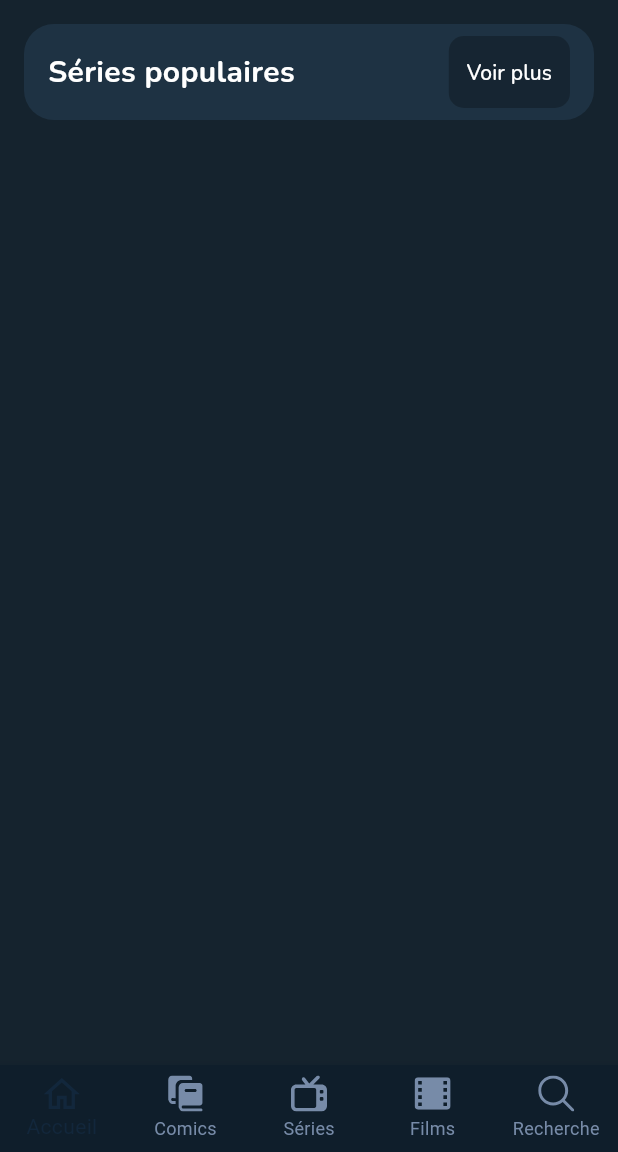
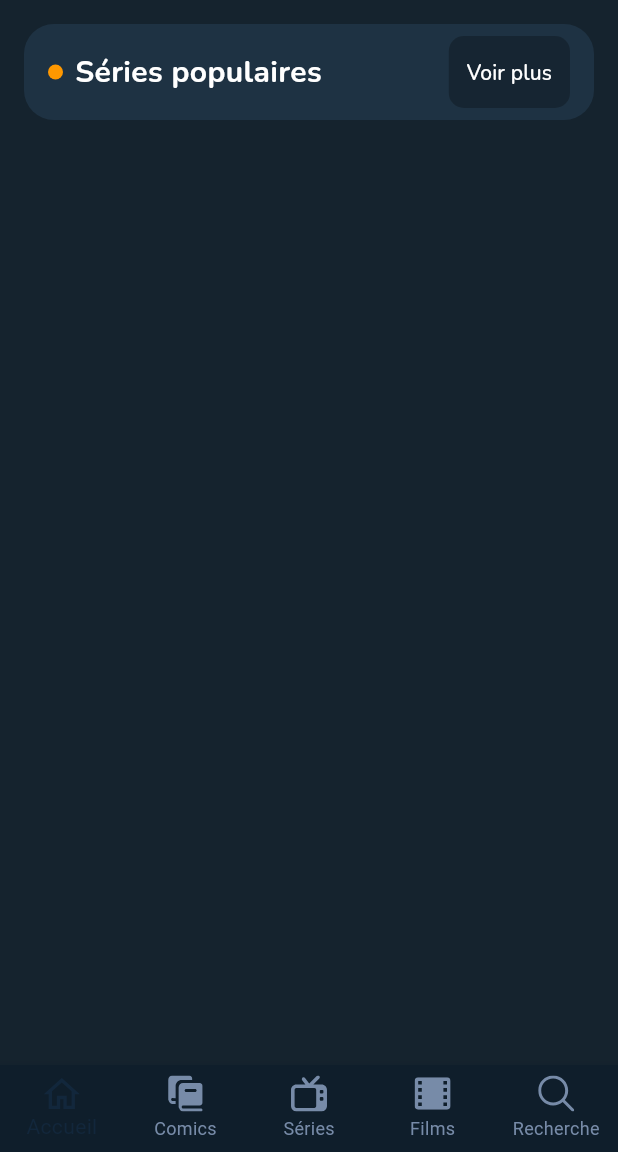
Before and after one commit to clemlabest/programmation-mobile, a Flutter app: the screen it shows after launch, on a phone screen of 412 x 824 dp, the part 84-1236 px from its top. Run offline on Flutter 3.47's test engine with Material 3 defaults, Android fonts, the phone set to English and light mode, and no system bars; our stand-ins replace flutter_svg, google_fonts.

Commit message:
ajoutfichier

```diff
--- a/lib/HomePage.dart
+++ /dev/null
@@ -1,142 +0,0 @@
-// my_home_page.dart
-import 'package:flutter/material.dart';
-import 'package:flutter_svg/flutter_svg.dart';
-import 'package:google_fonts/google_fonts.dart';
-import 'appbar.dart';
-import 'container_series.dart';
-
-class MyHomePage extends StatefulWidget {
-  const MyHomePage({Key? key}) : super(key: key);
-
-  @override
-  _MyHomePageState createState() => _MyHomePageState();
-}
-
-class _MyHomePageState extends State<MyHomePage> {
-  int _selectedIndex = 0;
-
-  Widget _buildSvgIcon(String assetName, int index) {
-    return SvgPicture.asset(
-      assetName,
-      width: 24.01,
-      height: 24.01,
-      color: _selectedIndex == index ? const Color(0xFF12273C) : const Color(0xFF778BA8),
-    );
-  }
-
-  void _onItemTapped(int index) {
-    setState(() {
-      _selectedIndex = index;
-    });
-  }
-
-  Widget _buildSectionHeader(BuildContext context, String title) {
-    return Padding(
-      padding: const EdgeInsets.all(16.0),
-      child: Container(
-        padding: const EdgeInsets.symmetric(horizontal: 16, vertical: 8),
-        decoration: BoxDecoration(
-          color: const Color(0xFF1E3243),
-          borderRadius: BorderRadius.circular(20),
-        ),
-        child: Row(
-          mainAxisAlignment: MainAxisAlignment.spaceBetween,
-          children: [
-            Text(
-              'Séries populaires',
-              style: GoogleFonts.nunito(
-                color: Colors.white,
-                fontWeight: FontWeight.bold,
-                fontSize: 20,
-              ),
-            ),
-            Container(
-  decoration: BoxDecoration(
-    color: const Color(0xFF0F1921).withOpacity(0.5), // Ajout d'une opacité de 50%
-    borderRadius: BorderRadius.circular(10),
-  ),
-  child: TextButton(
-    onPressed: () {
-      // Action pour "Voir plus"
-    },
-    child: Text(
-      'Voir plus',
-      style: GoogleFonts.nunito(color: Colors.white),
-    ),
-  ),
-),
-
-          ],
-        ),
-      ),
-    );
-  }
-
-  @override
-  Widget build(BuildContext context) {
-    return Scaffold(
-      backgroundColor: const Color(0xFF15232E),
-      appBar: AppBar(
-        title: Row(
-          children: [
-            Expanded(
-              child: Text(
-                'Bienvenue !',
-                style: GoogleFonts.nunito(
-                  fontWeight: FontWeight.bold,
-                  fontSize: 30,
-                  color: Colors.white,
-                ),
-              ),
-            ),
-            SvgPicture.asset(
-              "ressources/Logo.svg",
-              width: 121.85,
-              height: 159.68,
-            ),
-          ],
-        ),
-        backgroundColor: Colors.transparent,
-        elevation: 0,
-      ),
-      body: SingleChildScrollView(
-        child: Column(
-          children: [
-            _buildSectionHeader(context, "Séries populaires"),
-            // Ajoutez ici d'autres widgets pour les séries
-          ],
-        ),
-      ),
-      bottomNavigationBar: BottomNavigationBar(
-        items: <BottomNavigationBarItem>[
-          BottomNavigationBarItem(
-            icon: _buildSvgIcon("ressources/BottomNavigationBar/ic_home.svg", 0),
-            label: 'Accueil',
-          ),
-          BottomNavigationBarItem(
-            icon: _buildSvgIcon("ressources/BottomNavigationBar/ic_books.svg", 1),
-            label: 'Comics',
-          ),
-          BottomNavigationBarItem(
-            icon: _buildSvgIcon("ressources/BottomNavigationBar/ic_tv.svg", 2),
-            label: 'Séries',
-          ),
-          BottomNavigationBarItem(
-            icon: _buildSvgIcon("ressources/BottomNavigationBar/ic_movie.svg", 3),
-            label: 'Films',
-          ),
-          BottomNavigationBarItem(
-            icon: _buildSvgIcon("ressources/BottomNavigationBar/ic_search.svg", 4),
-            label: 'Recherche',
-          ),
-        ],
-        currentIndex: _selectedIndex,
-        selectedItemColor: const Color(0xFF12273C),
-        unselectedItemColor: const Color(0xFF778BA8),
-        onTap: _onItemTapped,
-        backgroundColor: const Color(0xFF0F1E2B),
-        type: BottomNavigationBarType.fixed,
-      ),
-    );
-  }
-}
--- a/lib/app_content.dart
+++ b/lib/app_content.dart
@@ -1,9 +1,9 @@
 // app_content.dart
 import 'package:flutter/material.dart';
-import 'HomePage.dart'; // Assurez-vous d'avoir créé ce fichier.
+import 'home_page.dart'; // Assurez-vous d'avoir créé ce fichier.
 
 class MyApp extends StatelessWidget {
-  const MyApp({Key? key}) : super(key: key);
+  const MyApp({super.key});
 
   @override
   Widget build(BuildContext context) {
--- a/lib/appbar.dart
+++ b/lib/appbar.dart
@@ -4,7 +4,7 @@ import 'package:flutter_svg/flutter_svg.dart';
 import 'package:google_fonts/google_fonts.dart';
 
 class CustomAppBar extends StatelessWidget implements PreferredSizeWidget {
-  CustomAppBar({Key? key}) : super(key: key);
+  const CustomAppBar({super.key});
 
   @override
   Widget build(BuildContext context) {
--- /dev/null
+++ b/lib/bottom_navigation_bar.dart
@@ -0,0 +1,57 @@
+// bottom_navigation_bar.dart
+import 'package:flutter/material.dart';
+import 'package:flutter_svg/flutter_svg.dart';
+
+class CustomBottomNavigationBar extends StatelessWidget {
+  final int selectedIndex;
+  final Function(int) onItemTapped;
+
+  const CustomBottomNavigationBar({
+    super.key,
+    required this.selectedIndex,
+    required this.onItemTapped,
+  });
+
+  @override
+  Widget build(BuildContext context) {
+    return BottomNavigationBar(
+      items: <BottomNavigationBarItem>[
+        BottomNavigationBarItem(
+          icon: _buildSvgIcon(context, "ressources/BottomNavigationBar/ic_home.svg", 0),
+          label: 'Accueil',
+        ),
+        BottomNavigationBarItem(
+          icon: _buildSvgIcon(context, "ressources/BottomNavigationBar/ic_books.svg", 1),
+          label: 'Comics',
+        ),
+        BottomNavigationBarItem(
+          icon: _buildSvgIcon(context, "ressources/BottomNavigationBar/ic_tv.svg", 2),
+          label: 'Séries',
+        ),
+        BottomNavigationBarItem(
+          icon: _buildSvgIcon(context, "ressources/BottomNavigationBar/ic_movie.svg", 3),
+          label: 'Films',
+        ),
+        BottomNavigationBarItem(
+          icon: _buildSvgIcon(context, "ressources/BottomNavigationBar/ic_search.svg", 4),
+          label: 'Recherche',
+        ),
+      ],
+      currentIndex: selectedIndex,
+      selectedItemColor: const Color(0xFF12273C),
+      unselectedItemColor: const Color(0xFF778BA8),
+      onTap: onItemTapped,
+      backgroundColor: const Color(0xFF0F1E2B),
+      type: BottomNavigationBarType.fixed,
+    );
+  }
+
+  Widget _buildSvgIcon(BuildContext context, String assetName, int index) {
+  return SvgPicture.asset(
+    assetName,
+    width: 24.0,
+    height: 24.0,
+    color: selectedIndex == index ? const Color(0xFF12273C) : const Color(0xFF778BA8),
+  );
+}
+}
--- a/lib/container_series.dart
+++ b/lib/container_series.dart
@@ -1,9 +1,8 @@
-// series_section_header.dart
 import 'package:flutter/material.dart';
 import 'package:google_fonts/google_fonts.dart';
 
 class SeriesSectionHeader extends StatelessWidget {
-  const SeriesSectionHeader({Key? key}) : super(key: key);
+  const SeriesSectionHeader({super.key});
 
   @override
   Widget build(BuildContext context) {
@@ -18,6 +17,21 @@ class SeriesSectionHeader extends StatelessWidget {
         child: Row(
           mainAxisAlignment: MainAxisAlignment.spaceBetween,
           children: [
+            // Ajout d'un Row pour le cercle et le texte
+            Row(
+              mainAxisSize: MainAxisSize.min,
+              children: [
+                // Le cercle orange
+                Container(
+                  width: 10.0,
+                  height: 10.0,
+                  decoration: const BoxDecoration(
+                    color: Colors.orange,
+                    shape: BoxShape.circle,
+                  ),
+                  margin: const EdgeInsets.only(right: 8.0), // Espacement entre le cercle et le texte
+                ),
+                // Le texte
                 Text(
                   'Séries populaires',
                   style: GoogleFonts.nunito(
@@ -26,6 +40,9 @@ class SeriesSectionHeader extends StatelessWidget {
                     fontSize: 20,
                   ),
                 ),
+              ],
+            ),
+            // Le bouton "Voir plus" reste inchangé
             Container(
               decoration: BoxDecoration(
                 color: const Color(0xFF0F1921).withOpacity(0.5),
--- /dev/null
+++ b/lib/home_page.dart
@@ -0,0 +1,42 @@
+// my_home_page.dart
+import 'package:flutter/material.dart';
+import 'appbar.dart'; // Assurez-vous que CustomAppBar est défini et importé
+import 'container_series.dart'; // Assurez-vous que SeriesSectionHeader est défini et importé
+import 'bottom_navigation_bar.dart'; // Importez le fichier de la barre de navigation personnalisée
+
+class MyHomePage extends StatefulWidget {
+  const MyHomePage({super.key});
+
+  @override
+  _MyHomePageState createState() => _MyHomePageState();
+}
+
+class _MyHomePageState extends State<MyHomePage> {
+  int _selectedIndex = 0;
+
+  void _onItemTapped(int index) {
+    setState(() {
+      _selectedIndex = index;
+    });
+  }
+
+  @override
+  Widget build(BuildContext context) {
+    return Scaffold(
+      backgroundColor: const Color(0xFF15232E),
+      appBar: const CustomAppBar(), // Utilisez CustomAppBar pour votre app bar
+      body: const SingleChildScrollView(
+        child: Column(
+          children: [
+            SeriesSectionHeader(), // Utilisez SeriesSectionHeader pour l'en-tête de section
+            // Ici, vous pouvez ajouter d'autres widgets pour le contenu de votre page
+          ],
+        ),
+      ),
+      bottomNavigationBar: CustomBottomNavigationBar(
+        selectedIndex: _selectedIndex,
+        onItemTapped: _onItemTapped,
+      ), // Utilisez CustomBottomNavigationBar pour la barre de navigation inférieure
+    );
+  }
+}
```
Lines whose indentation alone changed are shown as unchanged.
